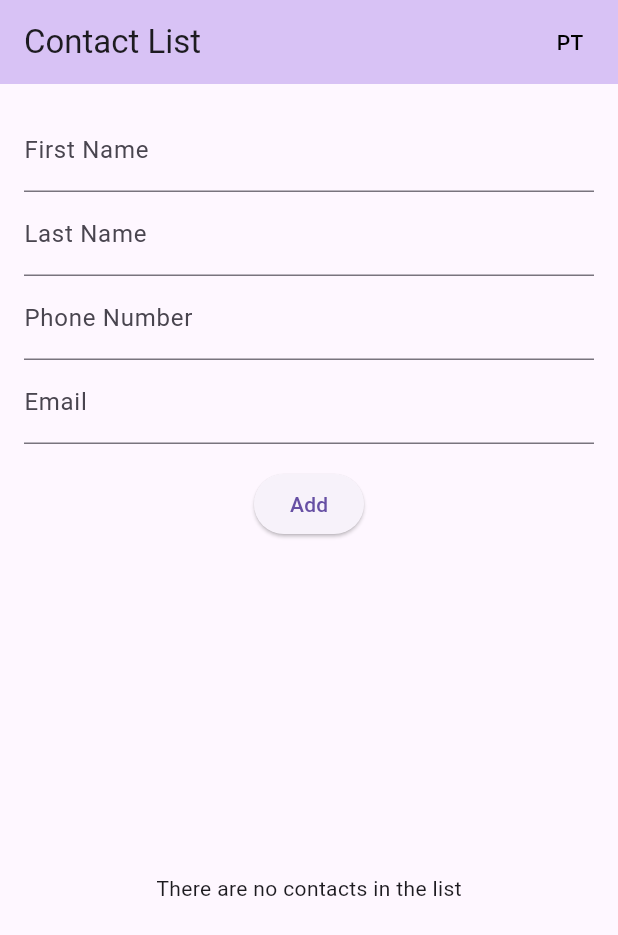
After one commit to maria25010/my_cst2335_labs, a Flutter app: the screen it shows after launch, after a tap on "Add", on a phone screen of 412 x 824 dp. The commit adds this screen. Shown: the top 935 px of the screen. Run offline on Flutter 3.47's test engine with Material 3 defaults, Android fonts, the phone set to English and light mode, and no system bars; our stand-ins replace flutter_secure_storage, sqflite, sqflite_common_ffi_web; accounts and stored records are empty.

Commit message:
Completed Lab 8 Responsive Layout

```diff
--- /dev/null
+++ b/lib/lab8.dart
@@ -0,0 +1,343 @@
+
+import 'package:flutter/material.dart';
+import 'package:sqflite/sqflite.dart';
+
+class Lab8Page extends StatefulWidget {
+  const Lab8Page({super.key});
+
+  @override
+  State<Lab8Page> createState() => _Lab8PageState();
+}
+
+class _Lab8PageState extends State<Lab8Page> {
+  final firstNameController = TextEditingController();
+  final lastNameController = TextEditingController();
+  final phoneController = TextEditingController();
+  final emailController = TextEditingController();
+
+  Database? database;
+
+  List<Map<String, dynamic>> contacts = [];
+  Map<String, dynamic>? selectedContact;
+
+  bool isEnglish = true;
+
+  @override
+  void initState() {
+    super.initState();
+    openDatabaseFile();
+  }
+
+  // Open the same database used in Lab 7.
+  Future<void> openDatabaseFile() async {
+    database = await openDatabase(
+      'contacts_lab7.db',
+      version: 1,
+      onCreate: (db, version) async {
+        await db.execute('''
+          CREATE TABLE contacts (
+            id INTEGER PRIMARY KEY AUTOINCREMENT,
+            firstName TEXT,
+            lastName TEXT,
+            phone TEXT,
+            email TEXT
+          )
+        ''');
+      },
+    );
+
+    await loadContacts();
+  }
+
+  // Load all contacts from the database.
+  Future<void> loadContacts() async {
+    if (database == null) return;
+
+    final result = await database!.rawQuery(
+      'SELECT * FROM contacts',
+    );
+
+    if (mounted) {
+      setState(() {
+        contacts = result;
+      });
+    }
+  }
+
+  // Add a new contact.
+  Future<void> addContact() async {
+    if (database == null) return;
+
+    if (firstNameController.text.trim().isEmpty ||
+        lastNameController.text.trim().isEmpty ||
+        phoneController.text.trim().isEmpty ||
+        emailController.text.trim().isEmpty) {
+      return;
+    }
+
+    await database!.rawInsert(
+      'INSERT INTO contacts (firstName, lastName, phone, email) '
+          'VALUES (?, ?, ?, ?)',
+      [
+        firstNameController.text.trim(),
+        lastNameController.text.trim(),
+        phoneController.text.trim(),
+        emailController.text.trim(),
+      ],
+    );
+
+    firstNameController.clear();
+    lastNameController.clear();
+    phoneController.clear();
+    emailController.clear();
+
+    await loadContacts();
+  }
+
+  // Delete the selected contact.
+  Future<void> deleteContact() async {
+    if (database == null || selectedContact == null) return;
+
+    final id = selectedContact!['id'];
+
+    await database!.rawDelete(
+      'DELETE FROM contacts WHERE id = ?',
+      [id],
+    );
+
+    setState(() {
+      selectedContact = null;
+    });
+
+    await loadContacts();
+  }
+
+  // Close the details page.
+  void closeDetails() {
+    setState(() {
+      selectedContact = null;
+    });
+  }
+
+  // Change language.
+  void changeLanguage() {
+    setState(() {
+      isEnglish = !isEnglish;
+    });
+  }
+
+  // Contact list.
+  Widget buildContactList() {
+    return Column(
+      children: [
+        TextField(
+          controller: firstNameController,
+          decoration: InputDecoration(
+            labelText: isEnglish ? 'First Name' : 'Nome',
+          ),
+        ),
+        TextField(
+          controller: lastNameController,
+          decoration: InputDecoration(
+            labelText: isEnglish ? 'Last Name' : 'Sobrenome',
+          ),
+        ),
+        TextField(
+          controller: phoneController,
+          keyboardType: TextInputType.phone,
+          decoration: InputDecoration(
+            labelText: isEnglish
+                ? 'Phone Number'
+                : 'Número de Telefone',
+          ),
+        ),
+        TextField(
+          controller: emailController,
+          keyboardType: TextInputType.emailAddress,
+          decoration: InputDecoration(
+            labelText: isEnglish ? 'Email' : 'E-mail',
+          ),
+        ),
+        const SizedBox(height: 16),
+        ElevatedButton(
+          onPressed: addContact,
+          child: Text(isEnglish ? 'Add' : 'Adicionar'),
+        ),
+        const SizedBox(height: 16),
+        Expanded(
+          child: contacts.isEmpty
+              ? Center(
+            child: Text(
+              isEnglish
+                  ? 'There are no contacts in the list'
+                  : 'Não há contatos na lista',
+            ),
+          )
+              : ListView.builder(
+            itemCount: contacts.length,
+            itemBuilder: (context, index) {
+              final contact = contacts[index];
+
+              return Card(
+                child: ListTile(
+                  title: Text(
+                    '${contact['firstName']} '
+                        '${contact['lastName']}',
+                  ),
+                  subtitle: Text(
+                    '${contact['phone']}\n'
+                        '${contact['email']}',
+                  ),
+                  isThreeLine: true,
+                  onTap: () {
+                    setState(() {
+                      selectedContact = contact;
+                    });
+                  },
+                ),
+              );
+            },
+          ),
+        ),
+      ],
+    );
+  }
+
+  // Details page.
+  Widget buildDetails() {
+    if (selectedContact == null) {
+      return Center(
+        child: Text(
+          isEnglish
+              ? 'Select a contact to see details'
+              : 'Selecione um contato para ver os detalhes',
+        ),
+      );
+    }
+
+    final contact = selectedContact!;
+
+    return Padding(
+      padding: const EdgeInsets.all(16),
+      child: Column(
+        crossAxisAlignment: CrossAxisAlignment.start,
+        children: [
+          Text(
+            isEnglish ? 'Contact Details' : 'Detalhes do Contato',
+            style: const TextStyle(
+              fontSize: 24,
+              fontWeight: FontWeight.bold,
+            ),
+          ),
+          const SizedBox(height: 20),
+          Text(
+            'ID: ${contact['id']}',
+            style: const TextStyle(fontSize: 18),
+          ),
+          const SizedBox(height: 10),
+          Text(
+            '${isEnglish ? 'Name' : 'Nome'}: '
+                '${contact['firstName']} ${contact['lastName']}',
+            style: const TextStyle(fontSize: 18),
+          ),
+          const SizedBox(height: 10),
+          Text(
+            '${isEnglish ? 'Phone' : 'Telefone'}: '
+                '${contact['phone']}',
+            style: const TextStyle(fontSize: 18),
+          ),
+          const SizedBox(height: 10),
+          Text(
+            'Email: ${contact['email']}',
+            style: const TextStyle(fontSize: 18),
+          ),
+          const SizedBox(height: 24),
+          Row(
+            children: [
+              ElevatedButton(
+                onPressed: deleteContact,
+                child: Text(
+                  isEnglish ? 'Delete' : 'Excluir',
+                ),
+              ),
+              const SizedBox(width: 12),
+              ElevatedButton(
+                onPressed: closeDetails,
+                child: Text(
+                  isEnglish ? 'Close' : 'Fechar',
+                ),
+              ),
+            ],
+          ),
+        ],
+      ),
+    );
+  }
+
+  @override
+  void dispose() {
+    firstNameController.dispose();
+    lastNameController.dispose();
+    phoneController.dispose();
+    emailController.dispose();
+    database?.close();
+    super.dispose();
+  }
+
+  @override
+  Widget build(BuildContext context) {
+    return Scaffold(
+      appBar: AppBar(
+        backgroundColor: const Color(0xFFD8C2F5),
+        title: Text(
+          isEnglish ? 'Contact List' : 'Lista de Contatos',
+        ),
+        actions: [
+          TextButton(
+            onPressed: changeLanguage,
+            child: Text(
+              isEnglish ? 'PT' : 'EN',
+              style: const TextStyle(color: Colors.black),
+            ),
+          ),
+        ],
+      ),
+      body: LayoutBuilder(
+        builder: (context, constraints) {
+          final isWide =
+              constraints.maxWidth >= 600 &&
+                  MediaQuery.of(context).orientation ==
+                      Orientation.landscape;
+
+          if (isWide) {
+            // Desktop / tablet landscape:
+            // list on the left, details on the right.
+            return Row(
+              children: [
+                Expanded(
+                  child: Padding(
+                    padding: const EdgeInsets.all(16),
+                    child: buildContactList(),
+                  ),
+                ),
+                const VerticalDivider(width: 1),
+                Expanded(
+                  child: buildDetails(),
+                ),
+              ],
+            );
+          }
+
+          // Phone / portrait:
+          // details replace the list.
+          return selectedContact == null
+              ? Padding(
+            padding: const EdgeInsets.all(16),
+            child: buildContactList(),
+          )
+              : buildDetails();
+        },
+      ),
+    );
+  }
+}
--- a/lib/main.dart
+++ b/lib/main.dart
@@ -6,6 +6,7 @@ import 'lab6.dart';
 import 'lab7.dart';
 import 'package:sqflite/sqflite.dart';
 import 'package:sqflite_common_ffi_web/sqflite_ffi_web.dart';
+import 'lab8.dart';
 
 /// Starts the Flutter application.
 void main() {
@@ -24,7 +25,7 @@ class MyApp extends StatelessWidget {
   Widget build(BuildContext context) {
     return const MaterialApp(
       title: 'Flutter Demo',
-      home: Lab7Page(),
+      home: Lab8Page(),
     );
   }
 }
```
